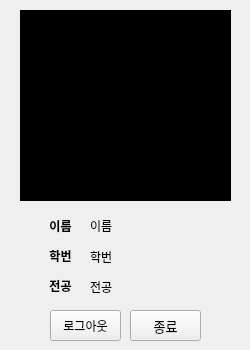
Before: the Qt Designer form project/studentCard.ui in Tarel-IoT-PK/Campus, drawn with Qt 5.
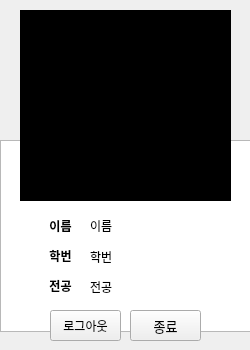
After: the same form once the commit is applied.

Commit message: ㅁㄴㅇㄹ

```diff
--- a/project/studentCard.ui
+++ b/project/studentCard.ui
@@ -201,6 +201,26 @@
     <string>로그아웃</string>
    </property>
   </widget>
+  <widget class="QTableWidget" name="tblstudentCard">
+   <property name="geometry">
+    <rect>
+     <x>0</x>
+     <y>140</y>
+     <width>256</width>
+     <height>192</height>
+    </rect>
+   </property>
+  </widget>
+  <zorder>tblstudentCard</zorder>
+  <zorder>lblQrCode</zorder>
+  <zorder>btnClose</zorder>
+  <zorder>lblName</zorder>
+  <zorder>lblID</zorder>
+  <zorder>lblMajor</zorder>
+  <zorder>txtName</zorder>
+  <zorder>txtstudentID</zorder>
+  <zorder>txtMajor</zorder>
+  <zorder>btnLogout</zorder>
  </widget>
  <resources/>
  <connections/>
```
The commit also changes 2 other files.
